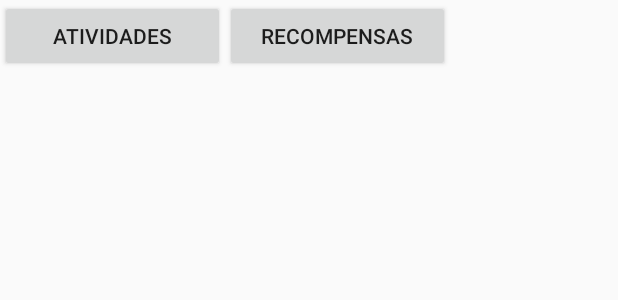
After one commit to caioscalon/Tasks4Fun, an Android app: the layout activity_menu.xml on its own in the app's theme, with its tools: preview values and no code run, on a phone screen of 412 x 824 dp. The commit adds this screen. Shown: the top 300 px of the screen. Run offline under Robolectric (Android 15) with nearby library versions, the phone set to English and light mode, and no system bars.

Commit message:
Menu + Telas

```diff
--- a/app/src/main/AndroidManifest.xml
+++ b/app/src/main/AndroidManifest.xml
@@ -15,7 +15,10 @@
                 <category android:name="android.intent.category.LAUNCHER" />
             </intent-filter>
         </activity>
-        <activity android:name=".NextActivity"></activity>
+        <activity android:name=".NextActivity" />
+        <activity android:name=".Menu" />
+        <activity android:name=".Atividades" />
+        <activity android:name=".Recompensas"></activity>
     </application>
 
 </manifest>
--- a/app/src/main/res/layout/activity_main.xml
+++ b/app/src/main/res/layout/activity_main.xml
@@ -24,6 +24,12 @@
         android:layout_height="match_parent"
         android:layout_weight="1"
         android:layout_marginTop="15dp"/>
+
+    <Button
+        android:id="@+id/menu"
+        android:layout_width="match_parent"
+        android:layout_height="wrap_content"
+        android:text="MENU" />
 
     <Button
         android:id="@+id/ok"
--- /dev/null
+++ b/app/src/main/res/layout/activity_menu.xml
@@ -0,0 +1,24 @@
+<?xml version="1.0" encoding="utf-8"?>
+<LinearLayout xmlns:android="http://schemas.android.com/apk/res/android"
+    xmlns:app="http://schemas.android.com/apk/res-auto"
+    xmlns:tools="http://schemas.android.com/tools"
+    android:layout_width="match_parent"
+    android:layout_height="match_parent"
+    tools:context=".Menu">
+
+    <Button
+        android:id="@+id/atividades"
+        android:layout_width="150dp"
+        android:layout_height="wrap_content"
+        android:text="Atividades"
+        tools:layout_editor_absoluteX="117dp"
+        tools:layout_editor_absoluteY="181dp" />
+
+    <Button
+        android:id="@+id/recompensas"
+        android:layout_width="150dp"
+        android:layout_height="wrap_content"
+        android:text="Recompensas"
+        tools:layout_editor_absoluteX="117dp"
+        tools:layout_editor_absoluteY="259dp" />
+</LinearLayout>
```
Also changed, not shown: app/src/main/java/com/exampledemo/parsaniahardik/myapplication/Atividades.java (added, +13 -0 lines), app/src/main/java/com/exampledemo/parsaniahardik/myapplication/MainActivity.java (+11 -2 lines), app/src/main/java/com/exampledemo/parsaniahardik/myapplication/Menu.java (added, +34 -0 lines), app/src/main/java/com/exampledemo/parsaniahardik/myapplication/Recompensas.java (added, +13 -0 lines), app/src/main/res/layout/activity_atividades.xml (added, +16 -0 lines), app/src/main/res/layout/activity_recompensas.xml (added, +16 -0 lines).
